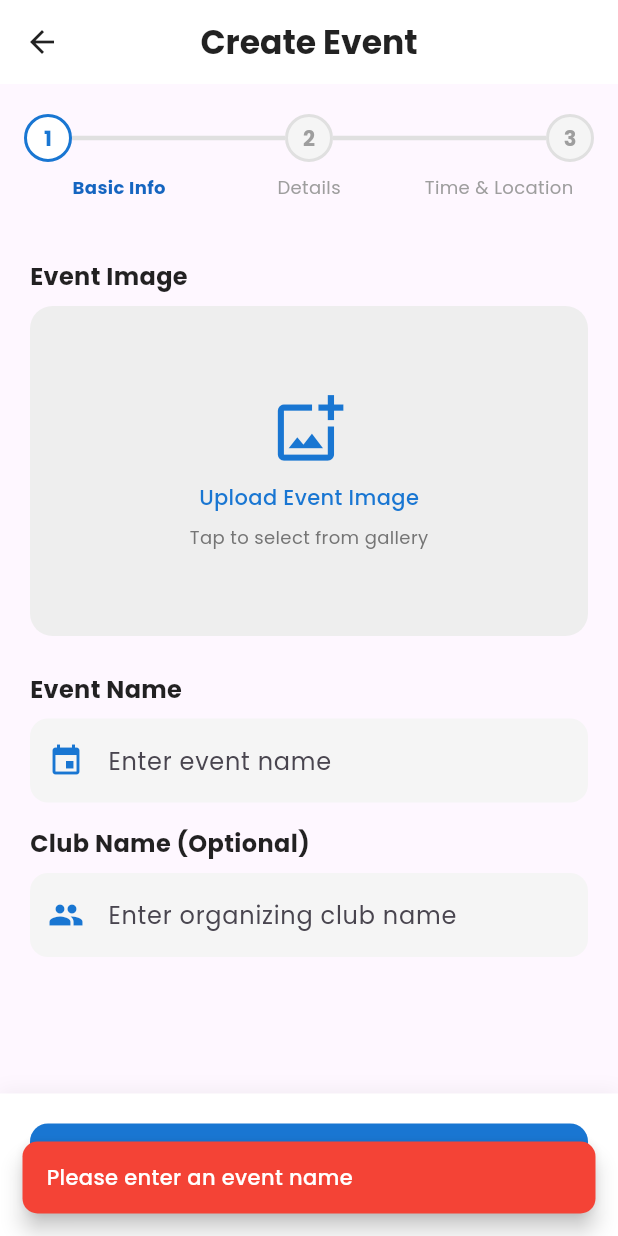
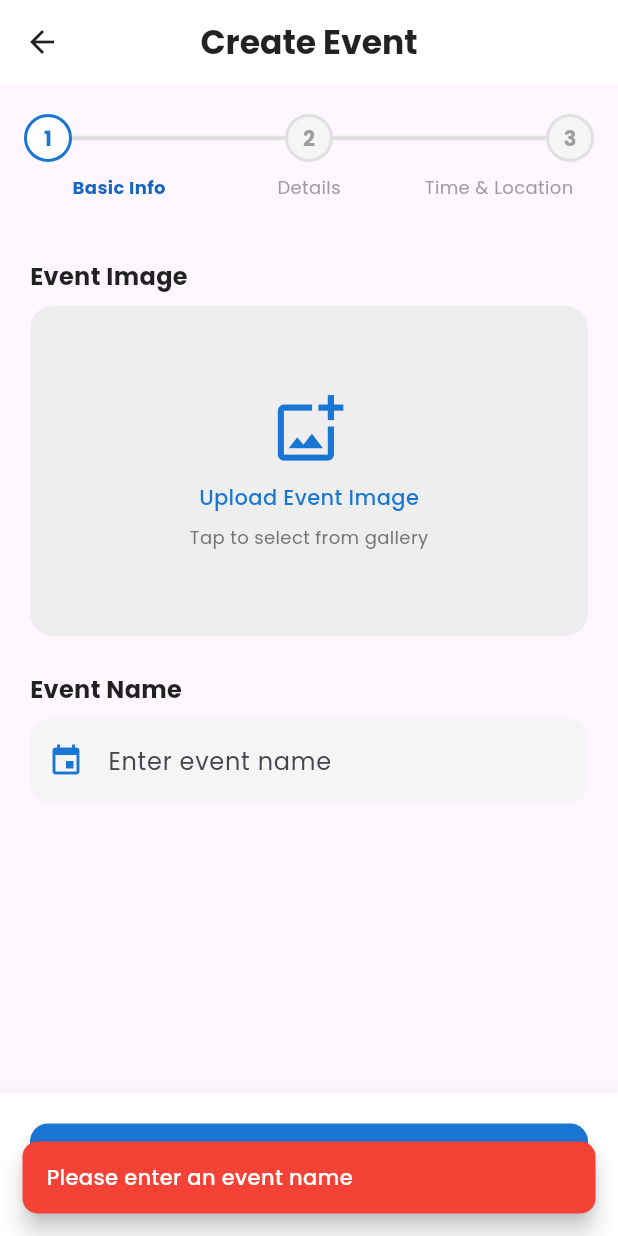
Before and after one commit to xponent-dmg/pathfinder, a Flutter app: the EventCreatePage screen opened by its route, after a tap on "Next", on a phone screen of 412 x 824 dp. Run offline on Flutter 3.47's test engine with Material 3 defaults, Android fonts, the phone set to English and light mode, and no system bars; our stand-ins replace flutter_secure_storage, geolocator, google_fonts, google_maps_flutter, image_picker, shared_preferences and 2 more; accounts and stored records are empty.

Commit message:
fixed create event logic, and modified a bit of eventPage

```diff
--- a/front_end/lib/screens/event_create_page.dart
+++ b/front_end/lib/screens/event_create_page.dart
@@ -23,7 +23,6 @@ class _EventCreatePageState extends State<EventCreatePage> {
   final _eventNameController = TextEditingController();
   final _eventDetailsController = TextEditingController();
   final _eventLocationController = TextEditingController();
-  final _clubNameController = TextEditingController();
   final _roomNoController = TextEditingController();
   final _priceController = TextEditingController();
 
@@ -58,7 +57,6 @@ class _EventCreatePageState extends State<EventCreatePage> {
     _eventNameController.dispose();
     _eventDetailsController.dispose();
     _eventLocationController.dispose();
-    _clubNameController.dispose();
     _roomNoController.dispose();
     _priceController.dispose();
     super.dispose();
@@ -108,6 +106,18 @@ class _EventCreatePageState extends State<EventCreatePage> {
     if (picked != null && picked != _startTime) {
       setState(() {
         _startTime = picked;
+
+        // If end time exists and is before the new start time, reset end time
+        if (_endTime != null && _isEndTimeBeforeStartTime()) {
+          ScaffoldMessenger.of(context).showSnackBar(
+            CustomSnackbar(
+              text:
+                  'End time has been reset as it was before the new start time',
+              color: Colors.orange,
+            ).build(),
+          );
+          _endTime = null;
+        }
       });
     }
   }
@@ -115,13 +125,41 @@ class _EventCreatePageState extends State<EventCreatePage> {
   Future<void> _selectEndTime(BuildContext context) async {
     final TimeOfDay? picked = await showTimePicker(
       context: context,
-      initialTime: _endTime ?? TimeOfDay.now(),
+      initialTime: _endTime ??
+          (_startTime != null
+              ? TimeOfDay(
+                  hour: (_startTime!.hour + 1) % 24, minute: _startTime!.minute)
+              : TimeOfDay.now()),
     );
     if (picked != null && picked != _endTime) {
       setState(() {
-        _endTime = picked;
+        // Check if selected end time is after start time
+        if (_startTime != null && _isTimeAfter(_startTime!, picked)) {
+          _endTime = picked;
+        } else {
+          ScaffoldMessenger.of(context).showSnackBar(
+            CustomSnackbar(
+              text: 'End time must be after start time',
+              color: Colors.red,
+            ).build(),
+          );
+        }
       });
     }
+  }
+
+  // Helper method to check if end time is after start time
+  bool _isTimeAfter(TimeOfDay time1, TimeOfDay time2) {
+    return time1.hour < time2.hour ||
+        (time1.hour == time2.hour && time1.minute < time2.minute);
+  }
+
+  // Check if current end time is before start time
+  bool _isEndTimeBeforeStartTime() {
+    if (_startTime == null || _endTime == null) return false;
+    return _endTime!.hour < _startTime!.hour ||
+        (_endTime!.hour == _startTime!.hour &&
+            _endTime!.minute <= _startTime!.minute);
   }
 
   // Navigate to the next step
@@ -136,19 +174,29 @@ class _EventCreatePageState extends State<EventCreatePage> {
 
       // Check price if it's not a free event
       if (!_isFreeEvent) {
-        canProgress = canProgress &&
-            _priceController.text.isNotEmpty &&
-            double.tryParse(_priceController.text) != null;
+        if (_priceController.text.isEmpty) {
+          canProgress = false;
+        } else {
+          // Check if price is valid and not negative
+          double? price = double.tryParse(_priceController.text);
+          canProgress = price != null && price >= 0;
+        }
       }
     } else if (_currentStep == 2) {
       canProgress =
           _eventDate != null && _startTime != null && _endTime != null;
 
+      // Validate time sequence
+      if (_startTime != null && _endTime != null) {
+        if (_isEndTimeBeforeStartTime()) {
+          canProgress = false;
+        }
+      }
+
       // For online events, we don't need location
       // For in-person events, we need location
       if (!_isOnlineEvent) {
         canProgress = canProgress && _eventLocationController.text.isNotEmpty;
-        // Room number is optional
       }
     }
 
@@ -172,15 +220,23 @@ class _EventCreatePageState extends State<EventCreatePage> {
           errorMessage = 'Please enter event details';
         } else if (!_isFreeEvent && _priceController.text.isEmpty) {
           errorMessage = 'Please enter a price for the event';
-        } else if (!_isFreeEvent &&
-            double.tryParse(_priceController.text) == null) {
-          errorMessage = 'Please enter a valid price';
+        } else if (!_isFreeEvent) {
+          double? price = double.tryParse(_priceController.text);
+          if (price == null) {
+            errorMessage = 'Please enter a valid price';
+          } else if (price < 0) {
+            errorMessage = 'Price cannot be negative';
+          }
         }
       } else if (_currentStep == 2) {
         if (_eventDate == null) {
           errorMessage = 'Please select a date';
-        } else if (_startTime == null || _endTime == null) {
-          errorMessage = 'Please select both start and end time';
+        } else if (_startTime == null) {
+          errorMessage = 'Please select a start time';
+        } else if (_endTime == null) {
+          errorMessage = 'Please select an end time';
+        } else if (_isEndTimeBeforeStartTime()) {
+          errorMessage = 'End time must be after start time';
         } else if (!_isOnlineEvent && _eventLocationController.text.isEmpty) {
           errorMessage = 'Please enter a location';
         }
@@ -206,6 +262,17 @@ class _EventCreatePageState extends State<EventCreatePage> {
 
   Future<void> _handleCreateEvent() async {
     if (_formKey.currentState!.validate()) {
+      // Additional validation for time sequence
+      if (_isEndTimeBeforeStartTime()) {
+        ScaffoldMessenger.of(context).showSnackBar(
+          CustomSnackbar(
+            text: 'End time must be after start time',
+            color: Colors.red,
+          ).build(),
+        );
+        return;
+      }
+
       // Show loading indicator
       if (_mounted) {
         setState(() {
@@ -219,18 +286,20 @@ class _EventCreatePageState extends State<EventCreatePage> {
 
       try {
         // Prepare price
-        double? price = 0;
+        double price = 0;
         if (!_isFreeEvent) {
-          price = double.tryParse(_priceController.text);
+          // We can safely parse here because we've already validated
+          price = double.tryParse(_priceController.text) ?? 0;
+          // Additional safety check
+          if (price < 0) price = 0;
         }
 
         // Call API to create event
         Map<String, dynamic> result = await _eventsService.createEvent(
           name: _eventNameController.text,
           details: _eventDetailsController.text,
-          location:
-              _isOnlineEvent ? "no location" : _eventLocationController.text,
-          roomNo: _isOnlineEvent ? "N/A" : _roomNoController.text,
+          location: _isOnlineEvent ? "Online" : _eventLocationController.text,
+          roomNo: _isOnlineEvent ? "" : _roomNoController.text,
           eventDate: _eventDate!,
           startTime: _formatTimeOfDay(_startTime!),
           endTime: _formatTimeOfDay(_endTime!),
@@ -239,7 +308,7 @@ class _EventCreatePageState extends State<EventCreatePage> {
           isFree: _isFreeEvent,
           isMandatory: _isMandatoryEvent,
           isOnline: _isOnlineEvent,
-          price: price!,
+          price: price,
         );
 
         // Check if widget is still mounted before updating state
@@ -667,36 +736,6 @@ class _EventCreatePageState extends State<EventCreatePage> {
             return null;
           },
         ),
-
-        SizedBox(height: 16),
-
-        // Club Name
-        Text(
-          "Club Name (Optional)",
-          style: TextStyle(
-            fontSize: 16,
-            fontWeight: FontWeight.bold,
-            color: Colors.black87,
-          ),
-        ),
-        SizedBox(height: 8),
-        TextFormField(
-          controller: _clubNameController,
-          decoration: InputDecoration(
-            hintText: "Enter organizing club name",
-            fillColor: Colors.grey[100],
-            filled: true,
-            border: OutlineInputBorder(
-              borderRadius: BorderRadius.circular(12),
-              borderSide: BorderSide.none,
-            ),
-            contentPadding: EdgeInsets.symmetric(
-              vertical: 16,
-              horizontal: 16,
-            ),
-            prefixIcon: Icon(Icons.people, color: Colors.blue[700]),
-          ),
-        ),
       ],
     );
   }
@@ -812,8 +851,14 @@ class _EventCreatePageState extends State<EventCreatePage> {
                 if (value == null || value.trim().isEmpty) {
                   return 'Please enter a price';
                 }
-                if (double.tryParse(value) == null) {
+
+                double? price = double.tryParse(value);
+                if (price == null) {
                   return 'Please enter a valid price';
+                }
+
+                if (price < 0) {
+                  return 'Price cannot be negative';
                 }
               }
               return null;
--- a/front_end/lib/screens/event_page.dart
+++ b/front_end/lib/screens/event_page.dart
@@ -111,7 +111,7 @@ class _EventPageState extends State<EventPage> {
                                       size: 16), // Changed to dark color
                                   SizedBox(width: 8),
                                   Text(
-                                      "${event['date'] ?? "no date"} - ${event['time'] ?? "no time"}",
+                                      "${event['date'] ?? "date is not there"} - ${event['time'] ?? "no time"}",
                                       style: TextStyle(
                                           color: Colors
                                               .black54)), // Changed to dark color
@@ -125,7 +125,7 @@ class _EventPageState extends State<EventPage> {
                                       size: 16), // Changed to dark color
                                   SizedBox(width: 8),
                                   Text(
-                                      "${event['location'] ?? "no location"}, ${event['roomno'] ?? "no room"}",
+                                      "${event['location'] ?? "Online"} ${event['roomno'] ?? ""}",
                                       style: TextStyle(
                                           color: Colors
                                               .black54)), // Changed to dark color
@@ -298,7 +298,7 @@ class _EventPageState extends State<EventPage> {
                         elevation: 8,
                       ),
                       child: Text(
-                        'Buy Ticket \$90',
+                        'Register${(event['isOnline']) ? "" : (" ₹${event['price']}")}',
                         style: GoogleFonts.poppins(
                           fontSize: 18,
                           fontWeight: FontWeight.w600,
--- a/front_end/lib/widgets/search_card.dart
+++ b/front_end/lib/widgets/search_card.dart
@@ -101,7 +101,7 @@ class SearchCard extends StatelessWidget {
                           ),
                           SizedBox(width: 6),
                           Text(
-                            event['date'] ?? "no date",
+                            event['date'] ?? "date is null",
                             style: TextStyle(
                               color: Colors.grey[700],
                               fontSize: 14,
@@ -120,7 +120,7 @@ class SearchCard extends StatelessWidget {
                           ),
                           SizedBox(width: 6),
                           Text(
-                            event['location'] ?? "unknown",
+                            event['location'] ?? "Online",
                             style: TextStyle(
                               color: Colors.grey[700],
                               fontSize: 14,
--- a/front_end/lib/widgets/today_card.dart
+++ b/front_end/lib/widgets/today_card.dart
@@ -55,7 +55,7 @@ class TodayCard extends StatelessWidget {
                           ),
                           Text(
                             // event["date"] ?? "00-00-00",
-                            event["clubName"] ?? "NaN",
+                          event["clubName"] ?? "NaN",
                             style: TextStyle(
                               color: Colors.grey[500],
                               fontSize: 12,
```
Also changed, not shown: front_end/lib/services/api_services/events_api.dart (+7 -3 lines), 4 other files.
